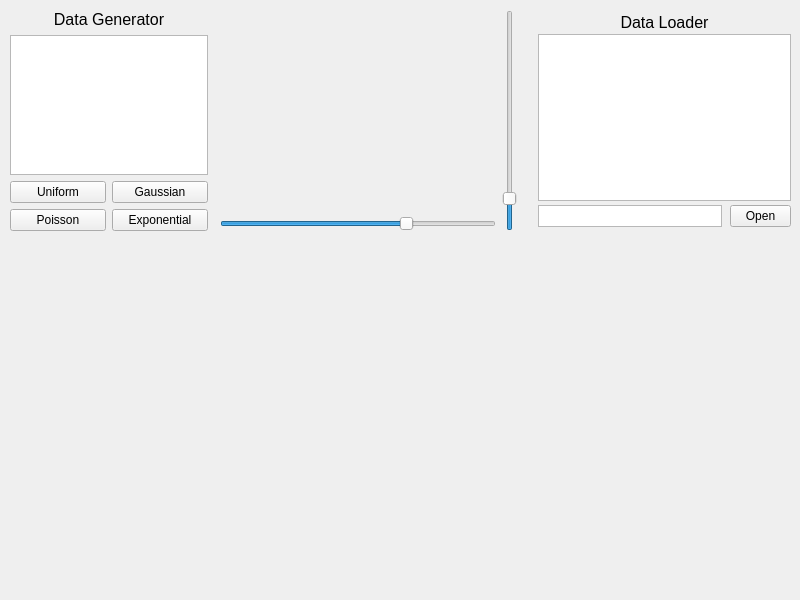
Karenina-na/Sorting, file src/ui/mainwindow.ui: the form before one commit.
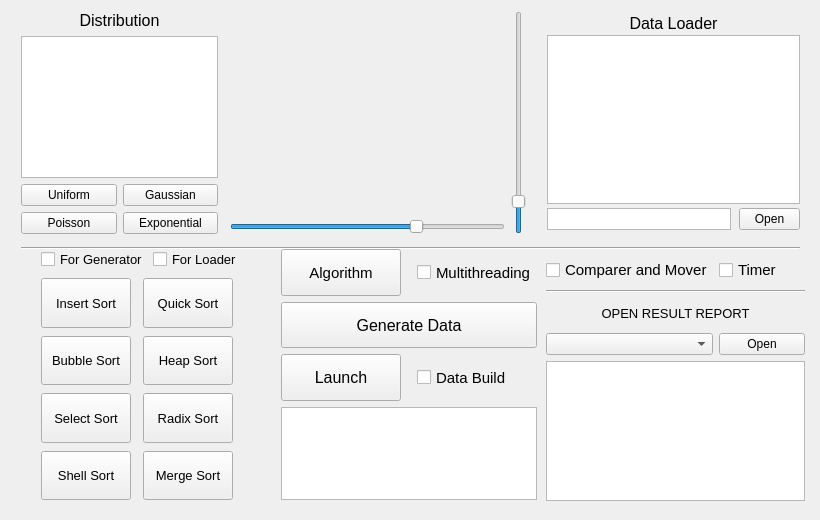
The form after the commit. Icons and pictures are not drawn. Custom widgets are drawn as their Qt base class.

Commit message: Interface design is complete.

Patch:
```diff
--- a/src/ui/mainwindow.ui
+++ b/src/ui/mainwindow.ui
@@ -6,26 +6,26 @@
    <rect>
     <x>0</x>
     <y>0</y>
-    <width>800</width>
-    <height>600</height>
+    <width>820</width>
+    <height>520</height>
    </rect>
   </property>
   <property name="sizePolicy">
-   <sizepolicy hsizetype="Ignored" vsizetype="Maximum">
+   <sizepolicy hsizetype="Minimum" vsizetype="Minimum">
     <horstretch>0</horstretch>
     <verstretch>0</verstretch>
    </sizepolicy>
   </property>
   <property name="minimumSize">
    <size>
-    <width>800</width>
-    <height>600</height>
+    <width>820</width>
+    <height>520</height>
    </size>
   </property>
   <property name="maximumSize">
    <size>
-    <width>800</width>
-    <height>600</height>
+    <width>820</width>
+    <height>520</height>
    </size>
   </property>
   <property name="mouseTracking">
@@ -41,14 +41,35 @@
    <iconset theme="accessories-calculator">
     <normaloff>.</normaloff>.</iconset>
   </property>
-  <widget class="QWidget" name="Data_Input_Layout">
+  <widget class="QWidget" name="MainWindow_Widget">
+   <property name="enabled">
+    <bool>true</bool>
+   </property>
+   <property name="sizePolicy">
+    <sizepolicy hsizetype="Minimum" vsizetype="Minimum">
+     <horstretch>0</horstretch>
+     <verstretch>0</verstretch>
+    </sizepolicy>
+   </property>
+   <property name="minimumSize">
+    <size>
+     <width>820</width>
+     <height>520</height>
+    </size>
+   </property>
+   <property name="maximumSize">
+    <size>
+     <width>820</width>
+     <height>520</height>
+    </size>
+   </property>
    <widget class="QWidget" name="layoutWidget">
     <property name="geometry">
      <rect>
-      <x>10</x>
-      <y>10</y>
-      <width>781</width>
-      <height>221</height>
+      <x>21</x>
+      <y>11</y>
+      <width>779</width>
+      <height>223</height>
      </rect>
     </property>
     <layout class="QHBoxLayout" name="Data_layout" stretch="24,1,12">
@@ -73,7 +94,7 @@
             <bool>false</bool>
            </property>
            <property name="text">
-            <string>Data Generator</string>
+            <string>Distribution</string>
            </property>
            <property name="alignment">
             <set>Qt::AlignCenter</set>
@@ -350,6 +371,466 @@
      </item>
     </layout>
    </widget>
+   <widget class="Line" name="line">
+    <property name="geometry">
+     <rect>
+      <x>21</x>
+      <y>240</y>
+      <width>779</width>
+      <height>16</height>
+     </rect>
+    </property>
+    <property name="orientation">
+     <enum>Qt::Horizontal</enum>
+    </property>
+   </widget>
+   <widget class="QWidget" name="layoutWidget">
+    <property name="geometry">
+     <rect>
+      <x>21</x>
+      <y>249</y>
+      <width>516</width>
+      <height>251</height>
+     </rect>
+    </property>
+    <layout class="QGridLayout" name="Algorithm_layout" rowstretch="2,2,2,4" columnstretch="0,0,0,0">
+     <property name="horizontalSpacing">
+      <number>16</number>
+     </property>
+     <item row="0" column="0" rowspan="4">
+      <spacer name="verticalSpacer">
+       <property name="orientation">
+        <enum>Qt::Vertical</enum>
+       </property>
+       <property name="sizeHint" stdset="0">
+        <size>
+         <width>20</width>
+         <height>208</height>
+        </size>
+       </property>
+      </spacer>
+     </item>
+     <item row="0" column="1" rowspan="4">
+      <layout class="QGridLayout" name="sort_button_layout" rowstretch="1,2,2,2,2" columnstretch="10,10,1">
+       <property name="horizontalSpacing">
+        <number>12</number>
+       </property>
+       <property name="verticalSpacing">
+        <number>8</number>
+       </property>
+       <item row="0" column="0" colspan="3">
+        <layout class="QHBoxLayout" name="sort_checkbox_layout">
+         <property name="leftMargin">
+          <number>0</number>
+         </property>
+         <item>
+          <widget class="QCheckBox" name="data_generator_sort_checkbox">
+           <property name="font">
+            <font>
+             <pointsize>10</pointsize>
+            </font>
+           </property>
+           <property name="cursor">
+            <cursorShape>PointingHandCursor</cursorShape>
+           </property>
+           <property name="text">
+            <string>For Generator</string>
+           </property>
+          </widget>
+         </item>
+         <item>
+          <widget class="QCheckBox" name="data_loader_sort_checkbox">
+           <property name="font">
+            <font>
+             <pointsize>10</pointsize>
+            </font>
+           </property>
+           <property name="cursor">
+            <cursorShape>PointingHandCursor</cursorShape>
+           </property>
+           <property name="layoutDirection">
+            <enum>Qt::LeftToRight</enum>
+           </property>
+           <property name="text">
+            <string>For Loader</string>
+           </property>
+          </widget>
+         </item>
+        </layout>
+       </item>
+       <item row="1" column="0">
+        <widget class="QPushButton" name="insert_sort_button">
+         <property name="sizePolicy">
+          <sizepolicy hsizetype="Minimum" vsizetype="MinimumExpanding">
+           <horstretch>0</horstretch>
+           <verstretch>0</verstretch>
+          </sizepolicy>
+         </property>
+         <property name="font">
+          <font>
+           <pointsize>10</pointsize>
+          </font>
+         </property>
+         <property name="text">
+          <string>Insert Sort</string>
+         </property>
+        </widget>
+       </item>
+       <item row="1" column="1">
+        <widget class="QPushButton" name="quick_sort_button">
+         <property name="sizePolicy">
+          <sizepolicy hsizetype="Minimum" vsizetype="Minimum">
+           <horstretch>0</horstretch>
+           <verstretch>0</verstretch>
+          </sizepolicy>
+         </property>
+         <property name="font">
+          <font>
+           <pointsize>10</pointsize>
+          </font>
+         </property>
+         <property name="text">
+          <string>Quick Sort</string>
+         </property>
+        </widget>
+       </item>
+       <item row="1" column="2" rowspan="4">
+        <spacer name="verticalSpacer_2">
+         <property name="orientation">
+          <enum>Qt::Vertical</enum>
+         </property>
+         <property name="sizeHint" stdset="0">
+          <size>
+           <width>20</width>
+           <height>158</height>
+          </size>
+         </property>
+        </spacer>
+       </item>
+       <item row="2" column="0">
+        <widget class="QPushButton" name="bubble_sort_button">
+         <property name="sizePolicy">
+          <sizepolicy hsizetype="Minimum" vsizetype="Minimum">
+           <horstretch>0</horstretch>
+           <verstretch>0</verstretch>
+          </sizepolicy>
+         </property>
+         <property name="font">
+          <font>
+           <pointsize>10</pointsize>
+          </font>
+         </property>
+         <property name="text">
+          <string>Bubble Sort</string>
+         </property>
+        </widget>
+       </item>
+       <item row="2" column="1">
+        <widget class="QPushButton" name="heap_sort_button">
+         <property name="sizePolicy">
+          <sizepolicy hsizetype="Minimum" vsizetype="Minimum">
+           <horstretch>0</horstretch>
+           <verstretch>0</verstretch>
+          </sizepolicy>
+         </property>
+         <property name="font">
+          <font>
+           <pointsize>10</pointsize>
+          </font>
+         </property>
+         <property name="text">
+          <string>Heap Sort</string>
+         </property>
+        </widget>
+       </item>
+       <item row="3" column="0">
+        <widget class="QPushButton" name="select_sort_button">
+         <property name="sizePolicy">
+          <sizepolicy hsizetype="Minimum" vsizetype="Minimum">
+           <horstretch>0</horstretch>
+           <verstretch>0</verstretch>
+          </sizepolicy>
+         </property>
+         <property name="font">
+          <font>
+           <pointsize>10</pointsize>
+          </font>
+         </property>
+         <property name="text">
+          <string>Select Sort</string>
+         </property>
+        </widget>
+       </item>
+       <item row="3" column="1">
+        <widget class="QPushButton" name="radix_sort_button">
+         <property name="sizePolicy">
+          <sizepolicy hsizetype="Minimum" vsizetype="Minimum">
+           <horstretch>0</horstretch>
+           <verstretch>0</verstretch>
+          </sizepolicy>
+         </property>
+         <property name="font">
+          <font>
+           <pointsize>10</pointsize>
+          </font>
+         </property>
+         <property name="text">
+          <string>Radix Sort</string>
+         </property>
+        </widget>
+       </item>
+       <item row="4" column="0">
+        <widget class="QPushButton" name="shell_sort_button">
+         <property name="sizePolicy">
+          <sizepolicy hsizetype="Minimum" vsizetype="Minimum">
+           <horstretch>0</horstretch>
+           <verstretch>0</verstretch>
+          </sizepolicy>
+         </property>
+         <property name="font">
+          <font>
+           <pointsize>10</pointsize>
+          </font>
+         </property>
+         <property name="text">
+          <string>Shell Sort</string>
+         </property>
+        </widget>
+       </item>
+       <item row="4" column="1">
+        <widget class="QPushButton" name="merge_sort_button">
+         <property name="sizePolicy">
+          <sizepolicy hsizetype="Minimum" vsizetype="Minimum">
+           <horstretch>0</horstretch>
+           <verstretch>0</verstretch>
+          </sizepolicy>
+         </property>
+         <property name="font">
+          <font>
+           <pointsize>10</pointsize>
+          </font>
+         </property>
+         <property name="text">
+          <string>Merge Sort</string>
+         </property>
+        </widget>
+       </item>
+      </layout>
+     </item>
+     <item row="0" column="2">
+      <widget class="QPushButton" name="algorithm_button">
+       <property name="sizePolicy">
+        <sizepolicy hsizetype="Minimum" vsizetype="Minimum">
+         <horstretch>0</horstretch>
+         <verstretch>0</verstretch>
+        </sizepolicy>
+       </property>
+       <property name="font">
+        <font>
+         <pointsize>11</pointsize>
+        </font>
+       </property>
+       <property name="text">
+        <string>Algorithm</string>
+       </property>
+      </widget>
+     </item>
+     <item row="0" column="3">
+      <widget class="QCheckBox" name="mutil_thread_checkbox">
+       <property name="sizePolicy">
+        <sizepolicy hsizetype="Minimum" vsizetype="Minimum">
+         <horstretch>0</horstretch>
+         <verstretch>0</verstretch>
+        </sizepolicy>
+       </property>
+       <property name="font">
+        <font>
+         <pointsize>11</pointsize>
+        </font>
+       </property>
+       <property name="cursor">
+        <cursorShape>PointingHandCursor</cursorShape>
+       </property>
+       <property name="text">
+        <string>Multithreading</string>
+       </property>
+      </widget>
+     </item>
+     <item row="2" column="2">
+      <widget class="QPushButton" name="sort_launch_button">
+       <property name="sizePolicy">
+        <sizepolicy hsizetype="Minimum" vsizetype="Minimum">
+         <horstretch>0</horstretch>
+         <verstretch>0</verstretch>
+        </sizepolicy>
+       </property>
+       <property name="font">
+        <font>
+         <pointsize>12</pointsize>
+        </font>
+       </property>
+       <property name="text">
+        <string>Launch</string>
+       </property>
+      </widget>
+     </item>
+     <item row="2" column="3">
+      <widget class="QCheckBox" name="data_build_checkbox">
+       <property name="sizePolicy">
+        <sizepolicy hsizetype="Minimum" vsizetype="Minimum">
+         <horstretch>0</horstretch>
+         <verstretch>0</verstretch>
+        </sizepolicy>
+       </property>
+       <property name="font">
+        <font>
+         <pointsize>11</pointsize>
+        </font>
+       </property>
+       <property name="cursor">
+        <cursorShape>PointingHandCursor</cursorShape>
+       </property>
+       <property name="text">
+        <string>Data Build</string>
+       </property>
+      </widget>
+     </item>
+     <item row="3" column="2" colspan="2">
+      <widget class="QTextBrowser" name="algorithm_message_show">
+       <property name="html">
+        <string>&lt;!DOCTYPE HTML PUBLIC &quot;-//W3C//DTD HTML 4.0//EN&quot; &quot;http://www.w3.org/TR/REC-html40/strict.dtd&quot;&gt;
+&lt;html&gt;&lt;head&gt;&lt;meta name=&quot;qrichtext&quot; content=&quot;1&quot; /&gt;&lt;meta charset=&quot;utf-8&quot; /&gt;&lt;style type=&quot;text/css&quot;&gt;
+p, li { white-space: pre-wrap; }
+hr { height: 1px; border-width: 0; }
+li.unchecked::marker { content: &quot;\2610&quot;; }
+li.checked::marker { content: &quot;\2612&quot;; }
+&lt;/style&gt;&lt;/head&gt;&lt;body style=&quot; font-family:'Microsoft YaHei UI'; font-size:9pt; font-weight:400; font-style:normal;&quot;&gt;
+&lt;p style=&quot;-qt-paragraph-type:empty; margin-top:0px; margin-bottom:0px; margin-left:0px; margin-right:0px; -qt-block-indent:0; text-indent:0px;&quot;&gt;&lt;br /&gt;&lt;/p&gt;&lt;/body&gt;&lt;/html&gt;</string>
+       </property>
+      </widget>
+     </item>
+     <item row="1" column="2" colspan="2">
+      <widget class="QPushButton" name="sort_generate_data_button">
+       <property name="sizePolicy">
+        <sizepolicy hsizetype="Minimum" vsizetype="Minimum">
+         <horstretch>0</horstretch>
+         <verstretch>0</verstretch>
+        </sizepolicy>
+       </property>
+       <property name="font">
+        <font>
+         <pointsize>12</pointsize>
+        </font>
+       </property>
+       <property name="text">
+        <string>Generate Data</string>
+       </property>
+      </widget>
+     </item>
+    </layout>
+   </widget>
+   <widget class="QWidget" name="layoutWidget">
+    <property name="geometry">
+     <rect>
+      <x>540</x>
+      <y>250</y>
+      <width>265</width>
+      <height>251</height>
+     </rect>
+    </property>
+    <layout class="QGridLayout" name="result_show_layout" rowstretch="2,1,2,2,10">
+     <property name="leftMargin">
+      <number>6</number>
+     </property>
+     <property name="topMargin">
+      <number>6</number>
+     </property>
+     <item row="0" column="1">
+      <widget class="QCheckBox" name="timer_checkbox">
+       <property name="sizePolicy">
+        <sizepolicy hsizetype="Minimum" vsizetype="Minimum">
+         <horstretch>0</horstretch>
+         <verstretch>0</verstretch>
+        </sizepolicy>
+       </property>
+       <property name="font">
+        <font>
+         <pointsize>11</pointsize>
+        </font>
+       </property>
+       <property name="cursor">
+        <cursorShape>PointingHandCursor</cursorShape>
+       </property>
+       <property name="text">
+        <string>Timer</string>
+       </property>
+      </widget>
+     </item>
+     <item row="2" column="0" colspan="2">
+      <widget class="QLabel" name="label">
+       <property name="font">
+        <font>
+         <pointsize>10</pointsize>
+        </font>
+       </property>
+       <property name="text">
+        <string>OPEN RESULT REPORT</string>
+       </property>
+       <property name="alignment">
+        <set>Qt::AlignCenter</set>
+       </property>
+      </widget>
+     </item>
+     <item row="0" column="0">
+      <widget class="QCheckBox" name="comparer_mover_checkbox">
+       <property name="sizePolicy">
+        <sizepolicy hsizetype="Minimum" vsizetype="Minimum">
+         <horstretch>0</horstretch>
+         <verstretch>0</verstretch>
+        </sizepolicy>
+       </property>
+       <property name="font">
+        <font>
+         <pointsize>11</pointsize>
+        </font>
+       </property>
+       <property name="cursor">
+        <cursorShape>PointingHandCursor</cursorShape>
+       </property>
+       <property name="text">
+        <string>Comparer and Mover</string>
+       </property>
+      </widget>
+     </item>
+     <item row="3" column="0">
+      <widget class="QComboBox" name="result_sort_select"/>
+     </item>
+     <item row="4" column="0" colspan="2">
+      <widget class="QTextBrowser" name="result_show">
+       <property name="sizePolicy">
+        <sizepolicy hsizetype="Expanding" vsizetype="Maximum">
+         <horstretch>0</horstretch>
+         <verstretch>0</verstretch>
+        </sizepolicy>
+       </property>
+      </widget>
+     </item>
+     <item row="3" column="1">
+      <widget class="QPushButton" name="result_sort_select_open_button">
+       <property name="text">
+        <string>Open</string>
+       </property>
+      </widget>
+     </item>
+     <item row="1" column="0" colspan="2">
+      <widget class="Line" name="line_2">
+       <property name="orientation">
+        <enum>Qt::Horizontal</enum>
+       </property>
+      </widget>
+     </item>
+    </layout>
+   </widget>
   </widget>
  </widget>
  <customwidgets>
```
The commit also changes 2 other files.
